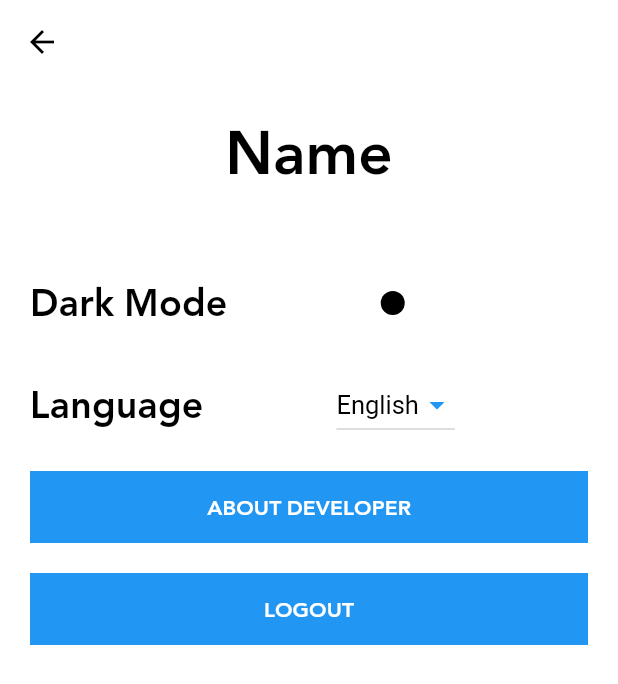
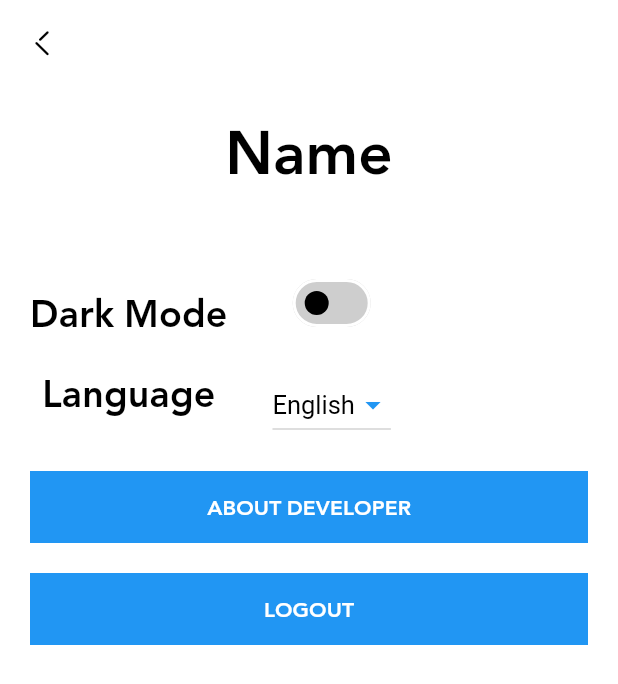
Before and after one commit to AhmedGSonbol/Social_App, a Flutter app: the Settings_Screen screen opened directly, on a phone screen of 412 x 824 dp. Shown: the top 684 px of the screen. Run offline on Flutter 3.47's test engine with Material 2 defaults, Android fonts, the phone set to English and light mode, and no system bars; our stand-ins replace awesome_dialog, bloc, cached_network_image, cloud_firestore, dio, firebase_auth and 11 more; missing offline and left inert: contactus; accounts and stored records are empty; network calls fail; statements that could not run were skipped.

```diff
--- a/lib/Modules/edit_profile/edit_profile_screen.dart
+++ b/lib/Modules/edit_profile/edit_profile_screen.dart
@@ -58,7 +58,7 @@ class Edit_profile_screen extends StatelessWidget {
           child: Scaffold(
             appBar: defaultAppBar(
                 context: context,
-                title: lang.editProfile(),
+                title: Text(lang.editProfile()),
                 actions:
                 [
                   myTextButton(context: context,text: lang.update(), function: ()
--- a/lib/Modules/home/home_Screen.dart
+++ b/lib/Modules/home/home_Screen.dart
@@ -38,7 +38,9 @@ class Home_Screen extends StatelessWidget
       ProfileScreen(),
     ];
 
-    AppCubit.get(context).getAppData();
+    // AppCubit.get(context).getAppData();
+    // print('###############################################################################');
+
 
     return BlocConsumer<AppCubit,AppStates>(
       listener: (context, state)
@@ -67,7 +69,7 @@ class Home_Screen extends StatelessWidget
           lang.feedsHeader(),
           lang.chats(),
           lang.users(),
-          lang.profile()
+          lang.profileHeader()
         ];
 
 
--- a/lib/Modules/login/login_Screen.dart
+++ b/lib/Modules/login/login_Screen.dart
@@ -33,6 +33,8 @@ class Login_Screen extends StatelessWidget
               CachHelper.saveData(key: 'uId', value: state.uId).then((value)
               {
                 uId = state.uId;
+
+                AppCubit.get(context).getAppData();
 
                 navAndFinishTo(context, Home_Screen());
               });
--- a/lib/Modules/register/registerScreen.dart
+++ b/lib/Modules/register/registerScreen.dart
@@ -42,6 +42,9 @@ class RegisterScreen extends StatelessWidget
           CachHelper.saveData(key: 'uId', value: state.uId).then((value)
           {
             uId = state.uId;
+
+            AppCubit.get(context).getAppData();
+
             navAndFinishTo(context, Home_Screen());
           });
 
--- a/lib/Modules/settings/settings_Screen.dart
+++ b/lib/Modules/settings/settings_Screen.dart
@@ -47,7 +47,7 @@ class Settings_Screen extends StatelessWidget
           Directionality(
             textDirection: lang.isEn ? TextDirection.ltr : TextDirection.rtl,
             child: Scaffold(
-              appBar: AppBar(),
+              appBar: defaultAppBar(context: context),
               body: SingleChildScrollView(
                 child: Padding(
                   padding: const EdgeInsets.all(20.0),
@@ -71,6 +71,9 @@ class Settings_Screen extends StatelessWidget
                       Row(
                         children:
                         [
+                          Column(
+                            children:
+                            [
                               Text(
                                 lang.darkmode() ,
                                 style: Theme.of(context)
@@ -80,12 +83,29 @@ class Settings_Screen extends StatelessWidget
                                     fontSize: 25.0
                                 ),
                               ),
-                          Expanded(
-                            child: Center(
+                              SizedBox(height: 20.0,),
+                              Text(
+                                lang.language() ,
+                                style: Theme.of(context)
+                                    .textTheme
+                                    .titleMedium!
+                                    .copyWith(
+                                    fontSize: 25.0
+                                ),
+                              ),
+                            ],
+                          ),
+
+                          SizedBox(width: 30.0,),
+
+                          Column(
+                            children:
+                            [
+                              Center(
                                 child: Switch(
                                   // activeColor: defaultColor,
                                     activeTrackColor: defaultColor,
-                                  // inactiveTrackColor: Colors.grey,
+                                    inactiveTrackColor: Colors.grey.withOpacity(0.5),
                                     inactiveThumbColor: Colors.black,
                                     // activeColor: Colors.yellowAccent,
 
@@ -96,25 +116,8 @@ class Settings_Screen extends StatelessWidget
                                     }
                                 ),
                               ),
-                          )
-                        ],
-                      ),
                               SizedBox(height: 20.0,),
-
-                      Row(
-                        children:
-                        [
-                          Text(
-                            lang.language() ,
-                            style: Theme.of(context)
-                                .textTheme
-                                .titleMedium!
-                                .copyWith(
-                                fontSize: 25.0
-                            ),
-                          ),
-                          Expanded(
-                            child: Center(
+                              Center(
                                   child: DropdownButton(
                                     value:  langs[0] ,
                                     onChanged: (val)
@@ -147,7 +150,9 @@ class Settings_Screen extends StatelessWidget
 
                                   )
                               ),
-                          )
+                            ],
+                          ),
+
                         ],
                       ),
                       SizedBox(height: 20.0,),
@@ -161,6 +166,7 @@ class Settings_Screen extends StatelessWidget
                           {
                              navTo(context, About_Debeloper_Screen());
                           }),
+
                       SizedBox(height: 20.0,),
 
                       myButton(
@@ -177,6 +183,7 @@ class Settings_Screen extends StatelessWidget
                               {
                                 CachHelper.removeData(key: 'uId').then((value)
                                 {
+                                  uId = '';
                                   navAndFinishTo(context, Login_Screen());
 
                                   cubit.currentNavIndex = 0;
--- a/lib/Modules/users/users_Screen.dart
+++ b/lib/Modules/users/users_Screen.dart
@@ -1,5 +1,6 @@
 import 'package:flutter/material.dart';
 import 'package:flutter_bloc/flutter_bloc.dart';
+import 'package:readmore/readmore.dart';
 import 'package:social_app/Models/user_Model.dart';
 import 'package:social_app/Modules/chat_Details/chat_Details_Screen.dart';
 import 'package:social_app/Modules/view_User_Profile/view_User_Profile_Screen.dart';
@@ -18,6 +19,7 @@ class UsersScreen extends StatelessWidget {
       listener: (context, state) {},
       builder: (context, state)
       {
+
 
         AppLang lang = AppLang(context);
 
--- a/lib/Modules/view_User_Profile/view_User_Profile_Screen.dart
+++ b/lib/Modules/view_User_Profile/view_User_Profile_Screen.dart
@@ -34,9 +34,7 @@ class View_User_Profile_Screen extends StatelessWidget
         return Directionality(
           textDirection: lang.isEn ? TextDirection.ltr : TextDirection.rtl,
           child: Scaffold(
-            appBar: AppBar(
-              title: Text('${userModel.name}'),
-            ),
+            appBar:defaultAppBar(context: context,title: Text(userModel.name!)),
             body: ProfileScreen(userModel: userModel,),
             floatingActionButton: FloatingActionButton(
               child: Icon(IconBroken.Message,size: 25.0),
--- a/lib/Shared/Components/constants.dart
+++ b/lib/Shared/Components/constants.dart
@@ -5,4 +5,4 @@ import 'package:social_app/Shared/Network/Local/Cach_Helper.dart';
 
 // String token = '';
 
- String? uId;
+ String uId = '';
--- a/lib/Shared/Styles/appLanguage.dart
+++ b/lib/Shared/Styles/appLanguage.dart
@@ -114,7 +114,12 @@ class AppLang
 
   String profile()
   {
-    return isEn ? 'Profile' : 'بروفايل';
+    return isEn ? 'Profile' : 'صفحتي';
+  }
+
+  String profileHeader()
+  {
+    return isEn ? 'My Profile' : 'صفحتي الشخصية';
   }
 
   String communicate()
--- a/pubspec.yaml
+++ b/pubspec.yaml
@@ -54,7 +54,8 @@ dependencies:
   firebase_messaging: ^14.7.10
   get:
   permission_handler:
-  connectivity_plus: ^5.0.2
+#  connectivity_plus: ^5.0.2
+  readmore: ^2.2.0
 
 
 
```
Also changed, not shown: lib/Modules/chat_Details/chat_Details_Screen.dart (+24 -14 lines), lib/Modules/new_post/new_Post_Screen.dart (+7 -9 lines), lib/Shared/Components/Components.dart (+27 -12 lines), lib/Shared/cubit/cubit.dart (+41 -18 lines), lib/main.dart (+5 -2 lines), pubspec.lock, 3 other files. Lines whose indentation alone changed are shown as unchanged.
